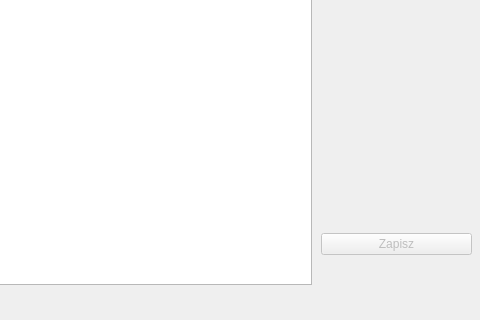
Above: mainwindow.ui from KFugler/ProjektPk4 before the change; both pictures show x 329 to 809 and y 286 to 606 of the 809 by 606 pixel window. Below: the same form after it.
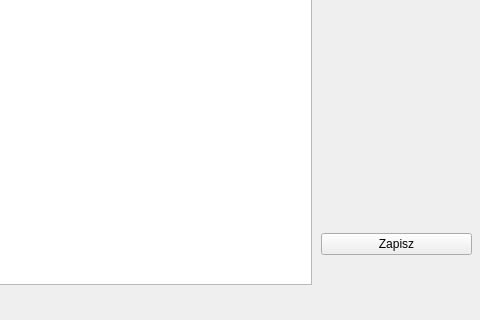
That is the form after the change.

The edit to the form file:
```diff
--- a/mainwindow.ui
+++ b/mainwindow.ui
@@ -157,7 +157,7 @@
      <item>
       <widget class="QPushButton" name="pushButton_2">
        <property name="enabled">
-        <bool>false</bool>
+        <bool>true</bool>
        </property>
        <property name="text">
         <string>Zapisz</string>
```
